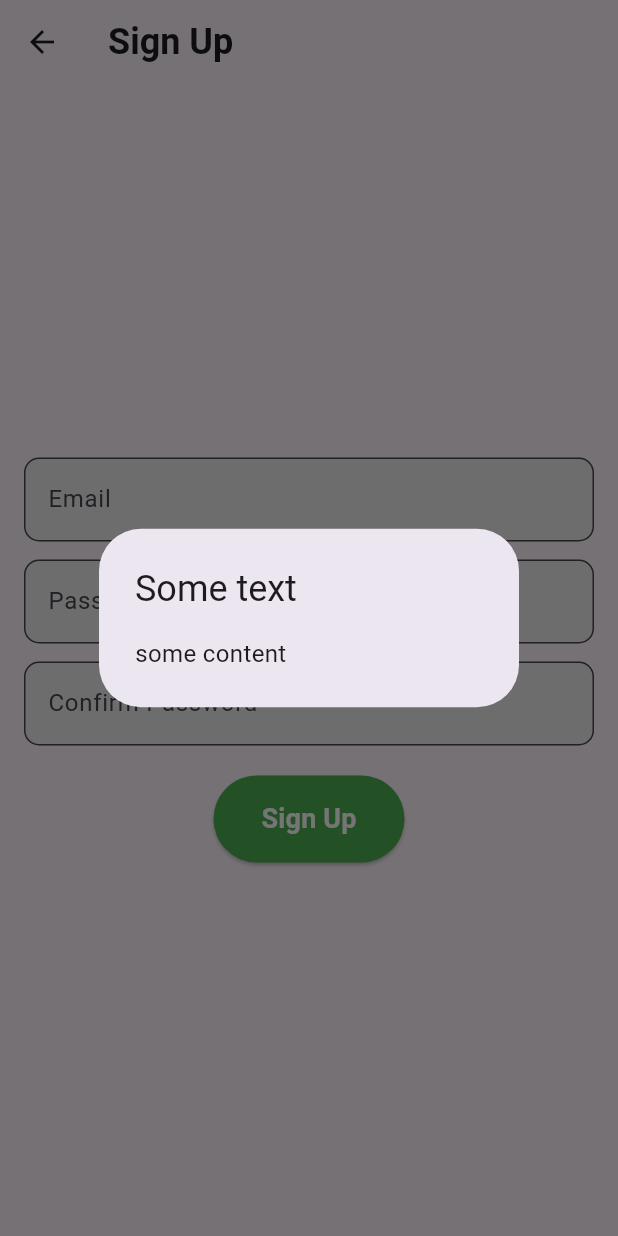
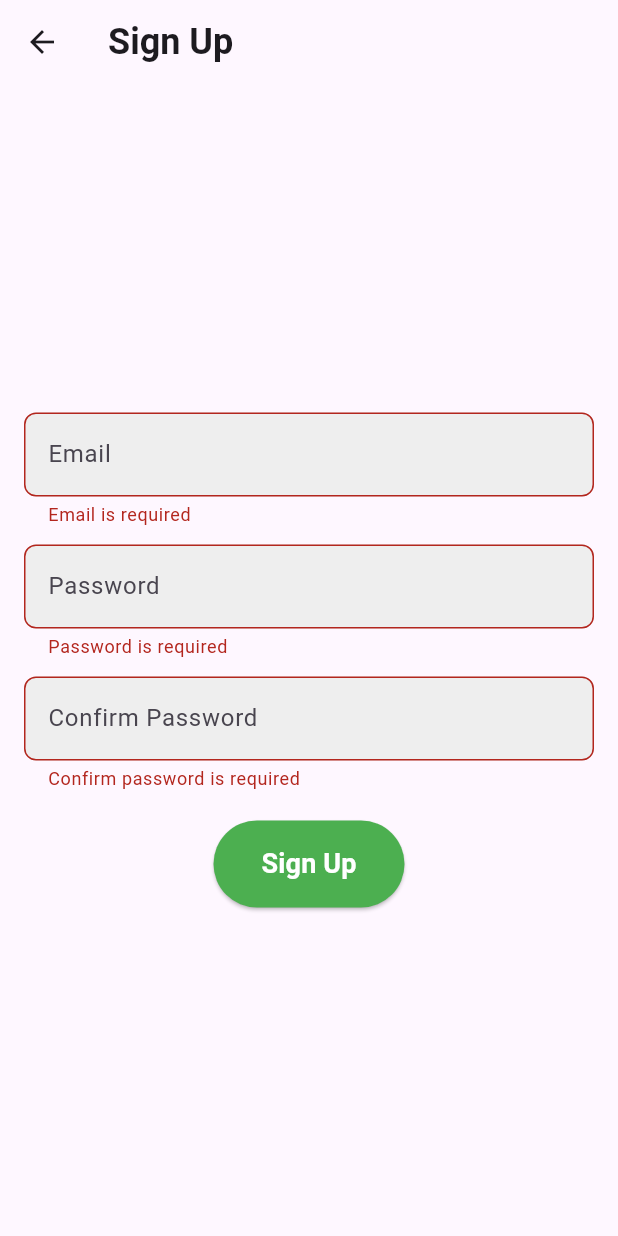
Before and after one commit to ensp1re/auth-flutter-form, a Flutter app: the SignUpScreen screen opened by its route, after a tap on "Sign Up", on a phone screen of 412 x 824 dp. Run offline on Flutter 3.47's test engine with Material 3 defaults, Android fonts, the phone set to English and light mode, and no system bars.

Commit message:
first commit

```diff
--- a/lib/screens/reset_password.dart
+++ b/lib/screens/reset_password.dart
@@ -5,12 +5,16 @@ import '../widgets/custom_text_field.dart';
 class ResetPasswordScreen extends StatelessWidget {
   final TextEditingController emailController = TextEditingController();
 
+  final GlobalKey<FormState> _formKey = GlobalKey<FormState>();
+
   @override
   Widget build(BuildContext context) {
     return Scaffold(
-      appBar: AppBar(title: const Text('Reset Password')),
+      appBar: AppBar(title: Text('Reset Password')),
       body: Padding(
         padding: const EdgeInsets.all(16.0),
+        child: Form(
+          key: _formKey,
           child: Column(
             mainAxisAlignment: MainAxisAlignment.center,
             children: [
@@ -18,23 +22,34 @@ class ResetPasswordScreen extends StatelessWidget {
                 'Enter your email to reset your password',
                 style: Theme.of(context).textTheme.bodySmall,
               ),
-            const SizedBox(height: 12),
-            CustomTextField(hintText: 'Email', controller: emailController),
-            const SizedBox(height: 20),
+              SizedBox(height: 12),
+              CustomTextField(
+                hintText: 'Email',
+                controller: emailController,
+                validator: (value) {
+                  if (value == null || value.isEmpty) {
+                    return 'Email is required';
+                  }
+                  final emailRegex = RegExp(r'^[^@]+@[^@]+\.[^@]+');
+                  if (!emailRegex.hasMatch(value)) {
+                    return 'Enter a valid email';
+                  }
+                  return null;
+                },
+              ),
+              SizedBox(height: 20),
               CustomButton(
-              text: 'Reset Password',
+                text: 'Send Reset Link',
                 onPressed: () {
-                showDialog(context: context, builder: (BuildContext ctx) {
-                  return const AlertDialog(
-                    title: Text("Some title"),
-                    content: Text("Some text"),
-                  );
-                });
+                  if (_formKey.currentState?.validate() ?? false) {
+                    // Handle password reset logic
+                  }
                 },
               ),
             ],
           ),
         ),
+      ),
     );
   }
 }
--- a/lib/screens/sign_in.dart
+++ b/lib/screens/sign_in.dart
@@ -6,35 +6,61 @@ class SignInScreen extends StatelessWidget {
   final TextEditingController emailController = TextEditingController();
   final TextEditingController passwordController = TextEditingController();
 
+  final GlobalKey<FormState> _formKey = GlobalKey<FormState>();
+
   @override
   Widget build(BuildContext context) {
     return Scaffold(
-      appBar: AppBar(title: const Text('Sign In')),
+      appBar: AppBar(title: Text('Sign In')),
       body: Padding(
         padding: const EdgeInsets.all(16.0),
+        child: Form(
+          key: _formKey,
           child: Column(
             mainAxisAlignment: MainAxisAlignment.center,
             children: [
-            Image.asset('assets/logo.png', height: 100,),
-            const SizedBox(height: 20),
-            CustomTextField(hintText: 'Email', controller: emailController),
-            const SizedBox(height: 12),
+              Image.asset('assets/logo.png', height: 100),
+              SizedBox(height: 20),
+              CustomTextField(
+                hintText: 'Email',
+                controller: emailController,
+                validator: (value) {
+                  if (value == null || value.isEmpty) {
+                    return 'Email is required';
+                  }
+                  final emailRegex = RegExp(r'^[^@]+@[^@]+\.[^@]+');
+                  if (!emailRegex.hasMatch(value)) {
+                    return 'Enter a valid email';
+                  }
+                  return null;
+                },
+              ),
+              SizedBox(height: 12),
               CustomTextField(
                 hintText: 'Password',
                 controller: passwordController,
                 obscureText: true,
+                validator: (value) {
+                  if (value == null || value.isEmpty) {
+                    return 'Password is required';
+                  }
+                  if (value.length < 7) {
+                    return 'Password must be at least 7 characters';
+                  }
+                  return null;
+                },
               ),
-            const SizedBox(height: 20),
+              SizedBox(height: 20),
               CustomButton(
                 text: 'Sign In',
                 onPressed: () {
-                showDialog(context: context, builder:
-                (BuildContext ctx) {
+                  if (_formKey.currentState?.validate() ?? false) {
+                    showDialog(context: context, builder: (BuildContext ctx) {
                       return const AlertDialog(
-                    title: Text("Some message"),
-                    content: Text("Some text here"),
+                        title:Text("Message"),
+                        content: Text("Success"),
                       );
-                });
+                    });                  }
                 },
               ),
               TextButton(
@@ -42,20 +68,21 @@ class SignInScreen extends StatelessWidget {
                   Navigator.pushNamed(context, '/reset-password');
                 },
                 style: TextButton.styleFrom(
-                  foregroundColor: Colors.green
+                  foregroundColor: Colors.green,
                 ),
-              child: const Text('Forgot Password?')
+                child: Text('Forgot Password?'),
               ),
               TextButton(
                 onPressed: () {
                   Navigator.pushNamed(context, '/sign-up');
                 },
                 style: TextButton.styleFrom(
-                  foregroundColor: Colors.green
+                  foregroundColor: Colors.green,
                 ),
-              child:  const Text('Don\'t have an account? Sign Up'),
+                child: Text('Don\'t have an account? Sign Up'),
               ),
             ],
+          ),
         ),
       ),
     );
--- a/lib/screens/sign_up.dart
+++ b/lib/screens/sign_up.dart
@@ -7,43 +7,81 @@ class SignUpScreen extends StatelessWidget {
   final TextEditingController passwordController = TextEditingController();
   final TextEditingController confirmPasswordController = TextEditingController();
 
+  final GlobalKey<FormState> _formKey = GlobalKey<FormState>();
+
   @override
   Widget build(BuildContext context) {
     return Scaffold(
       appBar: AppBar(title: Text('Sign Up')),
       body: Padding(
         padding: const EdgeInsets.all(16.0),
+        child: Form(
+          key: _formKey,
           child: Column(
             mainAxisAlignment: MainAxisAlignment.center,
             children: [
-            CustomTextField(hintText: 'Email', controller: emailController),
+              CustomTextField(
+                hintText: 'Email',
+                controller: emailController,
+                validator: (value) {
+                  if (value == null || value.isEmpty) {
+                    return 'Email is required';
+                  }
+                  final emailRegex = RegExp(r'^[^@]+@[^@]+\.[^@]+');
+                  if (!emailRegex.hasMatch(value)) {
+                    return 'Enter a valid email';
+                  }
+                  return null;
+                },
+              ),
               SizedBox(height: 12),
               CustomTextField(
                 hintText: 'Password',
                 controller: passwordController,
                 obscureText: true,
+                validator: (value) {
+                  if (value == null || value.isEmpty) {
+                    return 'Password is required';
+                  }
+                  if (value.length < 7) {
+                    return 'Password must be at least 7 characters';
+                  }
+                  return null;
+                },
               ),
               SizedBox(height: 12),
               CustomTextField(
                 hintText: 'Confirm Password',
                 controller: confirmPasswordController,
                 obscureText: true,
+                validator: (value) {
+                  if (value == null || value.isEmpty) {
+                    return 'Confirm password is required';
+                  }
+                  if (value != passwordController.text) {
+                    return 'Passwords do not match';
+                  }
+                  return null;
+                },
               ),
               SizedBox(height: 20),
               CustomButton(
                 text: 'Sign Up',
                 onPressed: () {
+                  if (_formKey.currentState?.validate() ?? false) {
                     showDialog(context: context, builder: (BuildContext ctx) {
                       return const AlertDialog(
-                    title: Text("Some text"),
-                    content: Text("some content"),
+                        title:Text("Message"),
+                        content: Text("Success"),
                       );
                     });
+                  }
                 },
               ),
             ],
           ),
         ),
+      ),
     );
   }
 }
--- a/lib/widgets/custom_button.dart
+++ b/lib/widgets/custom_button.dart
@@ -1,33 +1,22 @@
 import 'package:flutter/material.dart';
 
-class CustomTextField extends StatelessWidget {
-  final String hintText;
-  final bool obscureText;
-  final TextEditingController controller;
+class CustomButton extends StatelessWidget {
+  final String text;
+  final VoidCallback onPressed;
 
-  const CustomTextField({super.key,
-    required this.hintText,
-    required this.controller,
-    this.obscureText = false,
-  });
+  CustomButton({required this.text, required this.onPressed});
 
   @override
   Widget build(BuildContext context) {
-    return TextField(
-      controller: controller,
-      obscureText: obscureText,
-      decoration: InputDecoration(
-        hintText: hintText,
-        border: OutlineInputBorder(borderRadius: BorderRadius.circular(10)),
-        focusedBorder: OutlineInputBorder(
-          borderRadius: BorderRadius.circular(10),
-          borderSide: const BorderSide(
-            color: Colors.green,
-            width: 2.0,
-          ),
-        ),
-        filled: true,
-        fillColor: Colors.grey[200],
+    return ElevatedButton(
+      style: ElevatedButton.styleFrom(
+        backgroundColor: Colors.green,
+        padding: const  EdgeInsets.symmetric(vertical: 16, horizontal: 32),
+      ),
+      onPressed: onPressed,
+      child: Text(
+        text,
+        style: const TextStyle(fontSize: 18, fontWeight: FontWeight.bold, color: Colors.white),
       ),
     );
   }
--- a/lib/widgets/custom_text_field.dart
+++ b/lib/widgets/custom_text_field.dart
@@ -1,23 +1,37 @@
 import 'package:flutter/material.dart';
 
-class CustomButton extends StatelessWidget {
-  final String text;
-  final VoidCallback onPressed;
+class CustomTextField extends StatelessWidget {
+  final String hintText;
+  final bool obscureText;
+  final TextEditingController controller;
+  final String? Function(String?)? validator;
 
-  const CustomButton({super.key, required this.text, required this.onPressed});
+  const CustomTextField({super.key,
+    required this.hintText,
+    required this.controller,
+    this.obscureText = false,
+    this.validator,
+  });
 
   @override
   Widget build(BuildContext context) {
-    return ElevatedButton(
-      style: ElevatedButton.styleFrom(
-        backgroundColor: Colors.green,
-        padding: const EdgeInsets.symmetric(vertical: 16, horizontal: 32),
+    return TextFormField(
+      controller: controller,
+      obscureText: obscureText,
+      decoration: InputDecoration(
+        hintText: hintText,
+        border: OutlineInputBorder(borderRadius: BorderRadius.circular(8)),
+        focusedBorder: OutlineInputBorder(
+            borderRadius: BorderRadius.circular(10),
+            borderSide: BorderSide(
+            color: Colors.green,
+            width: 2.0,
+            ),
+        ),
+        filled: true,
+        fillColor: Colors.grey[200],
       ),
-      onPressed: onPressed,
-      child: Text(
-        text,
-        style: const TextStyle(fontSize: 18, fontWeight: FontWeight.bold, color: Colors.white),
-      ),
+      validator: validator,
     );
   }
 }
```
Also changed, not shown: 1 other file. Lines whose indentation alone changed are shown as unchanged.
